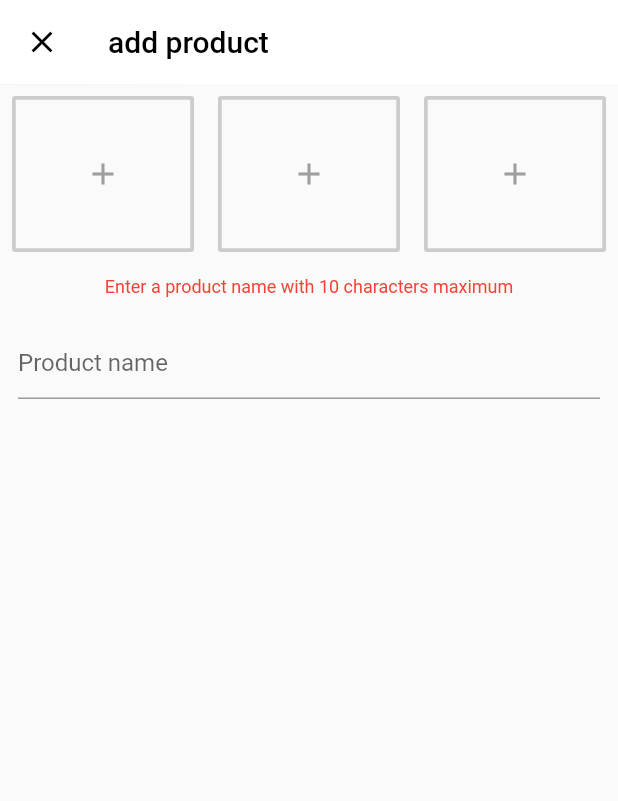
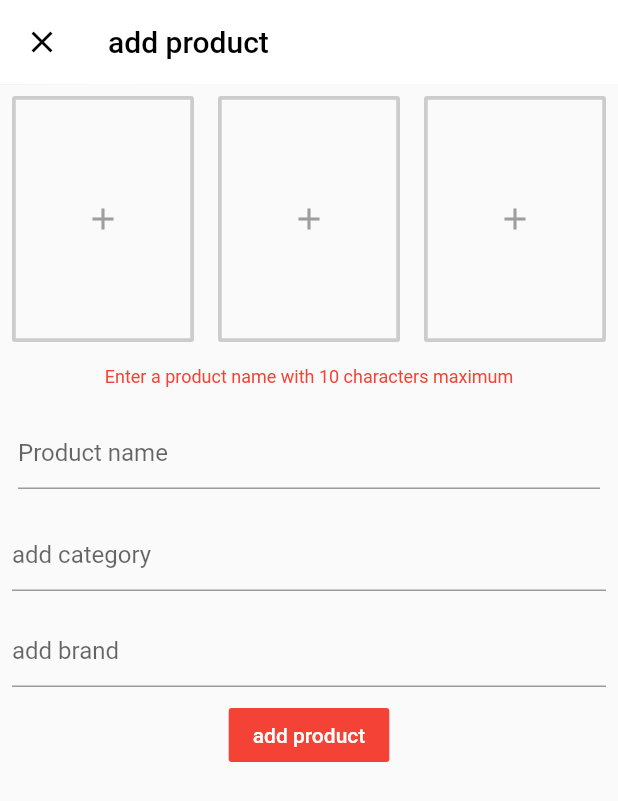
Before and after one commit to savinduekanayake/Admin_FashionMobileApp, a Flutter app: the AddProduct screen opened directly, after a tap on the "add" icon, on a phone screen of 412 x 824 dp. Shown: the top 801 px of the screen. Run offline on Flutter 3.47's test engine with Material 2 defaults, Android fonts, the phone set to English and light mode, and no system bars; drawn by our look-alikes of flutter_typeahead; our stand-ins replace cloud_firestore, fluttertoast, image_picker; accounts and stored records are empty; statements that could not run were skipped.

Commit message:
completed search for categories and brands

```diff
--- a/admin/lib/db/category.dart
+++ b/admin/lib/db/category.dart
@@ -4,11 +4,26 @@ import 'package:image_picker/image_picker.dart';
 
 class CategoryService{
   Firestore _firestore = Firestore.instance;
-
+  String ref = 'categories';
   void createCategory(String name){
   var id = Uuid();
   String categoryId = id.v1();
 
+
     _firestore.collection('categories').document(categoryId).setData({'category': name});
   }
+
+  Future<List<DocumentSnapshot>> getCategories()=>
+     _firestore.collection(ref).getDocuments()
+        .then((snaps) {
+       print(snaps.documents.length);
+       return snaps.documents;
+     });
+
+  Future<List<DocumentSnapshot>> getSuggestions(String suggestion) =>
+    _firestore.collection(ref).where('category', isEqualTo: suggestion).getDocuments()
+        .then((snap){
+          return snap.documents;
+    });
+
 }
--- a/admin/lib/screens/add_product.dart
+++ b/admin/lib/screens/add_product.dart
@@ -1,6 +1,9 @@
 import 'package:flutter/cupertino.dart';
 import 'package:flutter/material.dart';
-import 'dart:convert';
+import '../db/category.dart';
+import '../db/brand.dart';
+import 'package:cloud_firestore/cloud_firestore.dart';
+import 'package:flutter_typeahead/flutter_typeahead.dart';
 
 class AddProduct extends StatefulWidget {
   @override
@@ -8,12 +11,42 @@ class AddProduct extends StatefulWidget {
 }
 
 class _AddProductState extends State<AddProduct> {
+  CategoryService _categoryService = CategoryService();
+  BrandService _brandService = BrandService();
+  GlobalKey<FormState> _formKey = GlobalKey<FormState>();
+  TextEditingController ProductNameController = TextEditingController();
+  List<DocumentSnapshot> brands = <DocumentSnapshot>[];
+  List<DocumentSnapshot> categories = <DocumentSnapshot>[];
+
+  List<DropdownMenuItem<String>> catergoriesDropDown = <DropdownMenuItem<String>>[];
+  List<DropdownMenuItem<String>> brandsDropDown = <DropdownMenuItem<String>>[];
+
+  String _currentCatergory;
+  String _currentBrand;
   Color white = Colors.white;
   Color black = Colors.black;
   Color grey = Colors.grey;
   Color red = Colors.red;
-  GlobalKey<FormState> _formKey = GlobalKey<FormState>();
-  TextEditingController ProductNameController = TextEditingController();
+
+  @override
+  void initState(){
+    _getCatergories();
+//    _getBrands();
+    catergoriesDropDown = getCategoriesDropDown();
+
+//    _currentCatergory = catergoriesDropDown[0].value;
+  }
+
+   getCategoriesDropDown(){
+    List<DropdownMenuItem<String>> items = new List();
+    for(int i =0; i< categories.length; i++){
+      setState(() {
+        catergoriesDropDown.insert(0, DropdownMenuItem(child: Text(categories[i]['category']),
+          value: categories[i]['category'],));
+      });
+    }
+    print(items.length);
+  }
 
   @override
   Widget build(BuildContext context) {
@@ -27,7 +60,8 @@ class _AddProductState extends State<AddProduct> {
 
       body: Form(
         key: _formKey,
-        child: ListView(
+        child: SingleChildScrollView(
+          child: Column(
             children: <Widget>[
               Row(
                 children: <Widget>[
@@ -36,11 +70,9 @@ class _AddProductState extends State<AddProduct> {
                       padding: const EdgeInsets.all(8.0),
                       child: OutlineButton(
                         borderSide: BorderSide(color: grey.withOpacity(0.5), width: 2.5),
-                      onPressed: (){
-
-                      },
+                        onPressed: (){},
                         child: Padding(
-                        padding: const EdgeInsets.fromLTRB(14,40,14,40),
+                          padding: const EdgeInsets.fromLTRB(14,70,14,70),
                           child: Icon(Icons.add, color: grey,),
                         )
                       ),
@@ -51,11 +83,9 @@ class _AddProductState extends State<AddProduct> {
                       padding: const EdgeInsets.all(8.0),
                       child: OutlineButton(
                           borderSide: BorderSide(color: grey.withOpacity(0.5), width: 2.5),
-                        onPressed: (){
-
-                        },
+                          onPressed: (){},
                           child: Padding(
-                          padding: const EdgeInsets.fromLTRB(14,40,14,40),
+                            padding: const EdgeInsets.fromLTRB(14,70,14,70),
                             child: Icon(Icons.add, color: grey,),
                           )
                       ),
@@ -66,11 +96,9 @@ class _AddProductState extends State<AddProduct> {
                       padding: const EdgeInsets.all(8.0),
                       child: OutlineButton(
                           borderSide: BorderSide(color: grey.withOpacity(0.5), width: 2.5),
-                        onPressed: (){
-
-                        },
+                          onPressed: (){},
                           child: Padding(
-                          padding: const EdgeInsets.fromLTRB(14,40,14,40),
+                            padding: const EdgeInsets.fromLTRB(14,70,14,70),
                             child: Icon(Icons.add, color: grey,),
                           )
                       ),
@@ -100,9 +128,96 @@ class _AddProductState extends State<AddProduct> {
                   },
                 ),
               ),
+//        select category
+              Visibility(
+                visible: _currentCatergory != null || _currentCatergory == '',
+                child: Text(_currentCatergory ?? "null", style: TextStyle(color: red)),
+              ),
+
+              Padding(
+                padding: const EdgeInsets.all(8.0),
+                child: TypeAheadField(
+                  textFieldConfiguration: TextFieldConfiguration(
+                      autofocus: false,
+                      decoration: InputDecoration(
+                        hintText: 'add category'
+                      )
+                  ),
+                  suggestionsCallback: (pattern) async {
+                    return await _categoryService.getSuggestions(pattern);
+                  },
+                  itemBuilder: (context, suggestion) {
+                    return ListTile(
+                      leading: Icon(Icons.category),
+                      title: Text(suggestion['category']),
+
+                    );
+                  },
+                  onSuggestionSelected: (suggestion) {
+                    setState(() {
+                      _currentCatergory = suggestion['category'];
+                    });
+                  },
+                ),
+              ),
+
+ //         select brands
+              Visibility(
+                visible: _currentBrand != null || _currentBrand == '',
+                child: Text(_currentBrand ?? "null", style: TextStyle(color: red)),
+              ),
+
+              Padding(
+                padding: const EdgeInsets.all(8.0),
+                child: TypeAheadField(
+                  textFieldConfiguration: TextFieldConfiguration(
+                      autofocus: false,
+                      decoration: InputDecoration(
+                          hintText: 'add brand'
+                      )
+                  ),
+                  suggestionsCallback: (pattern) async {
+                    return await _brandService.getSuggestions(pattern);
+                  },
+                  itemBuilder: (context, suggestion) {
+                    return ListTile(
+                      leading: Icon(Icons.category),
+                      title: Text(suggestion['brand']),
+
+                    );
+                  },
+                  onSuggestionSelected: (suggestion) {
+                    setState(() {
+                      _currentBrand = suggestion['brand'];
+                    });
+                  },
+                ),
+              ),
+
+              FlatButton(
+                color: red,
+                textColor: white,
+                child: Text('add product'),
+                onPressed: (){},
+              )
+
             ],
+          ),
         ),
       ),
     );
   }
+
+   _getCatergories() async{
+    List<DocumentSnapshot> data = await _categoryService.getCategories();
+    print(data.length);
+    setState(() {
+      categories = data;
+      print(categories.length);
+    });
   }
+
+  changeSelectedCategory(String selectedCategory) {
+    setState(()=>_currentCatergory=selectedCategory);
+  }
+}
--- a/admin/pubspec.yaml
+++ b/admin/pubspec.yaml
@@ -39,6 +39,7 @@ dev_dependencies:
   intl: ^0.15.7
   uuid:
   firebase_database:
+  flutter_typeahead: ^1.8.0
 
 
 
```
Also changed, not shown: admin/lib/db/brand.dart (+10 -9 lines), admin/pubspec.lock. Lines whose indentation alone changed are shown as unchanged.
